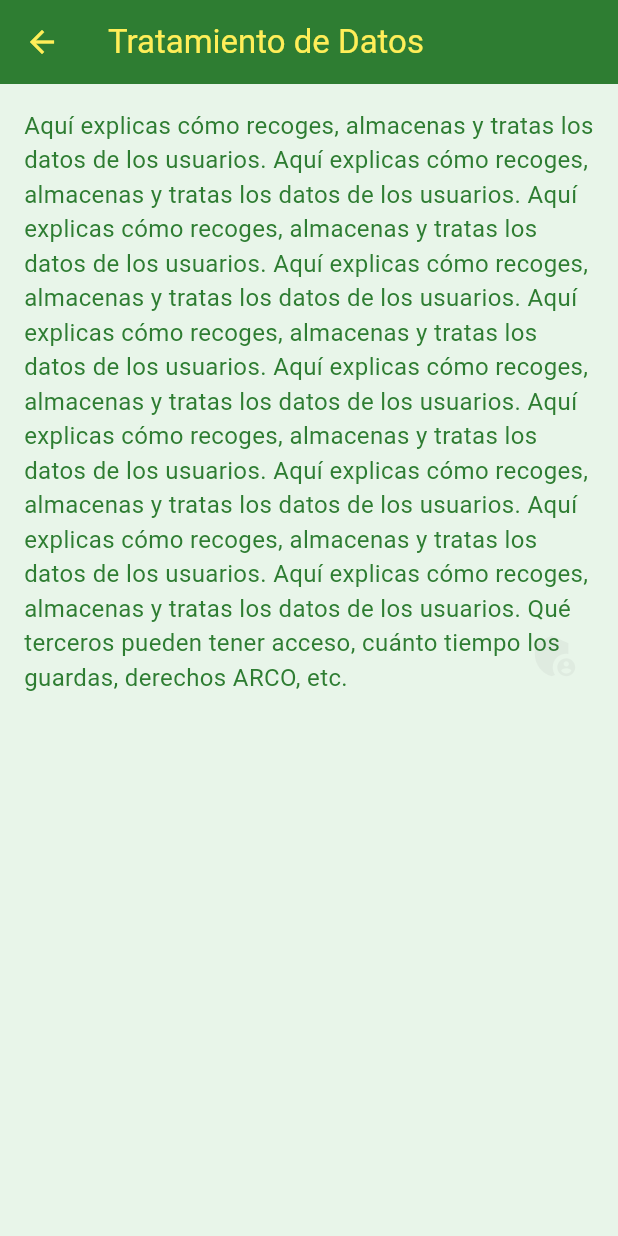
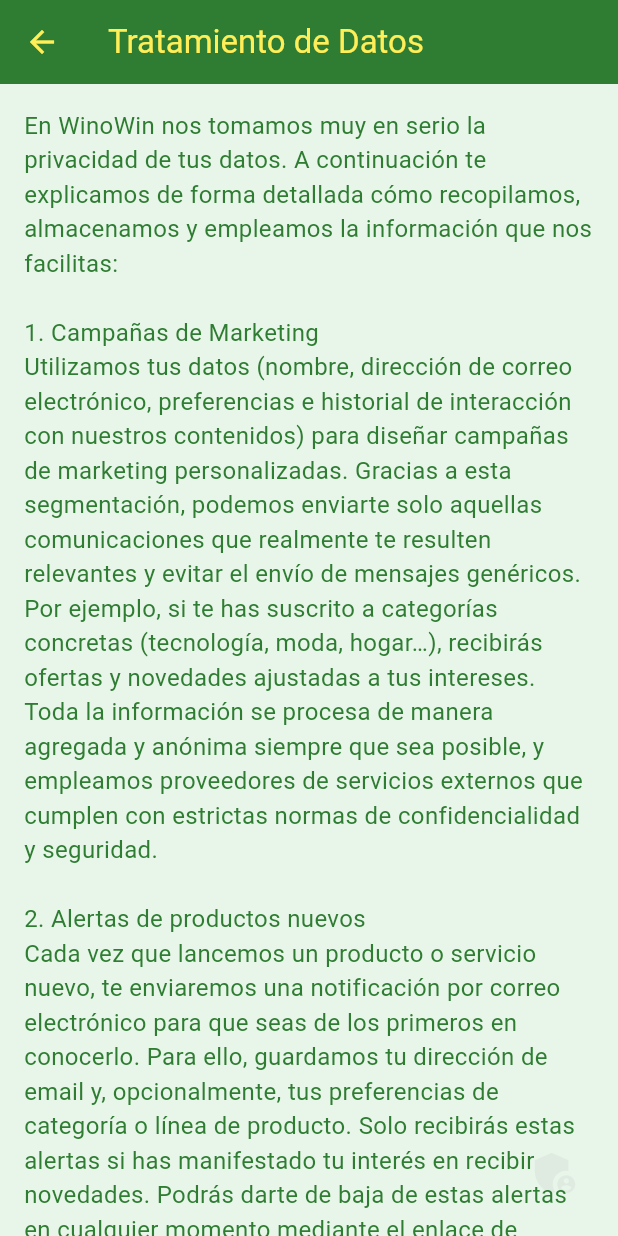
Before and after one commit to Fabioodom/appemails, a Flutter app: the PrivacyScreen screen opened by its route, on a phone screen of 412 x 824 dp. Run offline on Flutter 3.47's test engine with Material 3 defaults, Android fonts, the phone set to English and light mode, and no system bars; our stand-ins replace cloud_firestore, firebase_auth, firebase_core, shared_preferences; accounts and stored records are empty.

Commit message:
tratamiento datos

```diff
--- a/lib/screens/admin_screen.dart
+++ b/lib/screens/admin_screen.dart
@@ -57,7 +57,7 @@
       ScaffoldMessenger.of(context).showSnackBar(
         SnackBar(
           content: Text('Enviados $count correos'),
-          backgroundColor: _kYellow,
+          backgroundColor: _kGreen,
         ),
       );
     } catch (e) {
@@ -179,7 +179,7 @@
                           child: CircularProgressIndicator(
                             strokeWidth: 2,
                             valueColor:
-                                AlwaysStoppedAnimation<Color>(_kGreen),
+                                AlwaysStoppedAnimation<Color>(_kYellow),
                           ),
                         )
                       : Text(
--- a/lib/screens/privacy_screen.dart
+++ b/lib/screens/privacy_screen.dart
@@ -25,17 +25,34 @@
           SingleChildScrollView(
             padding: EdgeInsets.all(16),
             child: Text(
-              'Aquí explicas cómo recoges, almacenas y tratas los datos de los usuarios. '
-              'Aquí explicas cómo recoges, almacenas y tratas los datos de los usuarios. '
-              'Aquí explicas cómo recoges, almacenas y tratas los datos de los usuarios. '
-              'Aquí explicas cómo recoges, almacenas y tratas los datos de los usuarios. '
-              'Aquí explicas cómo recoges, almacenas y tratas los datos de los usuarios. '
-              'Aquí explicas cómo recoges, almacenas y tratas los datos de los usuarios. '
-              'Aquí explicas cómo recoges, almacenas y tratas los datos de los usuarios. '
-              'Aquí explicas cómo recoges, almacenas y tratas los datos de los usuarios. '
-              'Aquí explicas cómo recoges, almacenas y tratas los datos de los usuarios. '
-              'Aquí explicas cómo recoges, almacenas y tratas los datos de los usuarios. '
-              'Qué terceros pueden tener acceso, cuánto tiempo los guardas, derechos ARCO, etc.',
+              '''En WinoWin nos tomamos muy en serio la privacidad de tus datos. A continuación te explicamos de forma detallada cómo recopilamos, almacenamos y empleamos la información que nos facilitas:
+
+1. Campañas de Marketing
+Utilizamos tus datos (nombre, dirección de correo electrónico, preferencias e historial de interacción con nuestros contenidos) para diseñar campañas de marketing personalizadas. Gracias a esta segmentación, podemos enviarte solo aquellas comunicaciones que realmente te resulten relevantes y evitar el envío de mensajes genéricos. Por ejemplo, si te has suscrito a categorías concretas (tecnología, moda, hogar…), recibirás ofertas y novedades ajustadas a tus intereses. Toda la información se procesa de manera agregada y anónima siempre que sea posible, y empleamos proveedores de servicios externos que cumplen con estrictas normas de confidencialidad y seguridad.
+
+2. Alertas de productos nuevos
+Cada vez que lancemos un producto o servicio nuevo, te enviaremos una notificación por correo electrónico para que seas de los primeros en conocerlo. Para ello, guardamos tu dirección de email y, opcionalmente, tus preferencias de categoría o línea de producto. Solo recibirás estas alertas si has manifestado tu interés en recibir novedades. Podrás darte de baja de estas alertas en cualquier momento mediante el enlace de “Darme de baja” incluido en cada email.
+
+3. Alertas para eventos
+Organizamos eventos presenciales y virtuales (webinars, talleres, presentaciones de producto, etc.) y, si estás suscrito, te enviaremos invitaciones y recordatorios. Para ello, además de tu email, podemos usar tu nombre para personalizar las invitaciones, así como tu zona geográfica si deseas recibir información de eventos locales. Esta información solo se comparte con nuestros socios organizadores cuando es estrictamente necesario para la realización del evento, y siempre bajo acuerdos de protección de datos.
+
+4. Envío de correos comerciales, publicitarios y promocionales
+Con tu consentimiento, podemos enviarte correos de todo tipo relacionados con nuestra actividad:
+- Publicidad: ofertas especiales, descuentos exclusivos, cupones y promociones temporales.
+- Productos: catálogos digitales, demostraciones de producto, casos de éxito y comparativas.
+- Promociones: sorteos, concursos, packs de lanzamiento y promociones por temporada.
+
+En cada envío encontrarás un enlace para gestionar tus preferencias de suscripción y, si lo deseas, darte de baja de forma inmediata y sencilla.
+
+Transferencia y conservación de datos
+Tus datos se almacenan en servidores ubicados dentro de la Unión Europea y sólo los conservamos mientras sean necesarios para cumplir con los fines descritos. Una vez alcanzado el propósito (por ejemplo, si te das de baja de todas las comunicaciones), quedarán bloqueados durante el tiempo legalmente exigido para atender posibles responsabilidades y, posteriormente, eliminados de forma segura.
+
+Tus derechos
+Como titular de los datos, tienes derecho a acceder, rectificar y suprimir tu información, así como a limitar u oponerte a su tratamiento y solicitar la portabilidad a otro responsable. Para ejercitar cualquiera de estos derechos, puedes escribirnos a privacidad@tudominio.com o utilizar los formularios disponibles en nuestra web.
+
+Contacto
+Si tienes cualquier duda sobre cómo usamos tus datos o quieres más información, no dudes en ponerte en contacto con nuestro delegado de protección de datos en dpo@tudominio.com.
+''' ,
               style: TextStyle(
                 fontSize: 16,
                 color: _kGreen,
```
Also changed, not shown: 3 other files.
